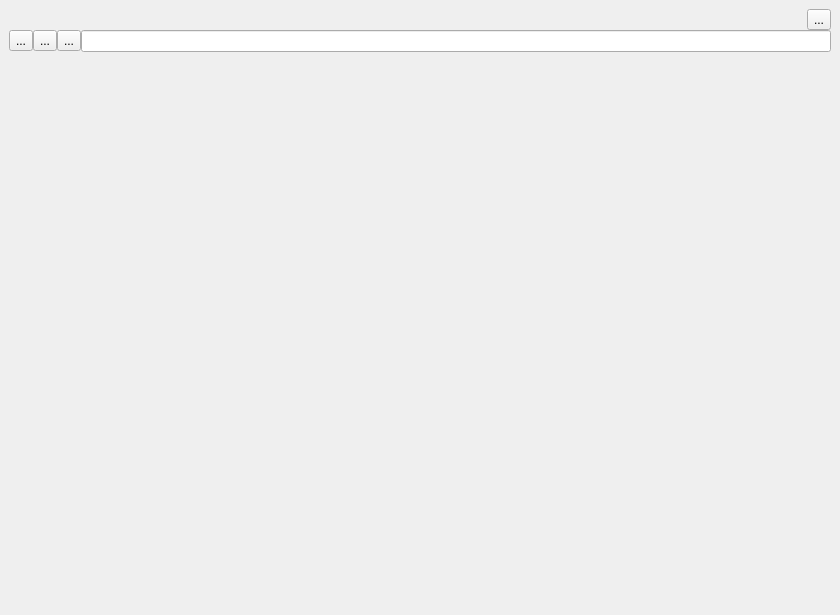
Above: browser/ui/main_window.ui from prasangeet/Sagittarius-Browser before the change. Below: the same form after it.
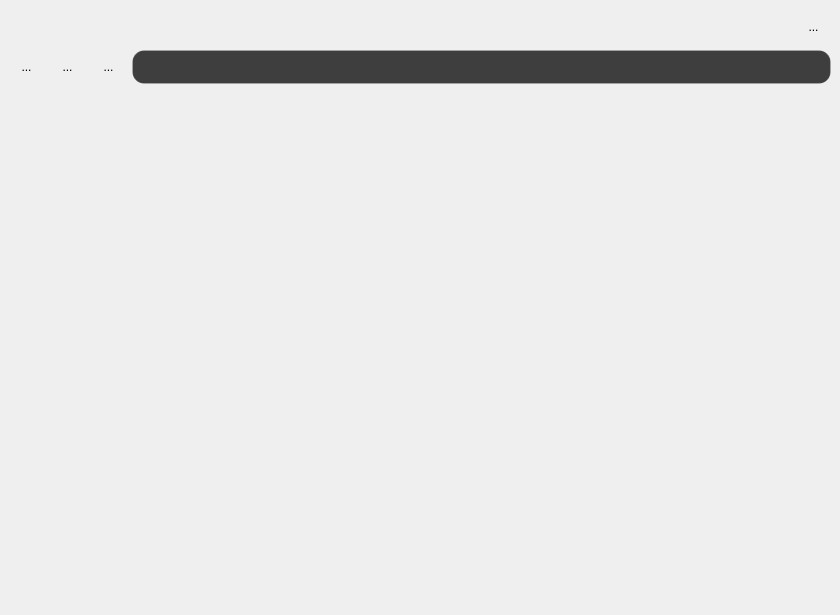
That is the form after the change. Icons and pictures are not drawn.

The edit to the form file:
```diff
--- a/browser/ui/main_window.ui
+++ b/browser/ui/main_window.ui
@@ -14,60 +14,44 @@
    <string>MainWindow</string>
   </property>
   <widget class="QWidget" name="centralwidget">
-   <layout class="QVBoxLayout" name="verticalLayout_3">
-    <property name="spacing">
-     <number>0</number>
-    </property>
-    <property name="leftMargin">
-     <number>0</number>
-    </property>
-    <property name="topMargin">
-     <number>0</number>
-    </property>
-    <property name="rightMargin">
-     <number>0</number>
-    </property>
-    <property name="bottomMargin">
-     <number>0</number>
-    </property>
+   <layout class="QVBoxLayout" name="verticalLayout_2">
     <item>
-     <layout class="QVBoxLayout" name="verticleLayout">
+     <layout class="QVBoxLayout" name="verticalLayout">
       <item>
-       <widget class="QWidget" name="topBarWidget" native="true">
-        <layout class="QVBoxLayout" name="verticalLayout_5">
+       <layout class="QHBoxLayout" name="horizontalLayout_2">
          <item>
-          <layout class="QVBoxLayout" name="verticalLayout_4">
-           <property name="spacing">
-            <number>0</number>
-           </property>
-           <item>
-            <widget class="QWidget" name="tabRowWidget" native="true">
-             <layout class="QHBoxLayout" name="horizontalLayout_4">
-              <property name="spacing">
-               <number>0</number>
-              </property>
-              <property name="leftMargin">
-               <number>0</number>
-              </property>
-              <property name="topMargin">
-               <number>0</number>
-              </property>
-              <property name="rightMargin">
-               <number>0</number>
-              </property>
-              <property name="bottomMargin">
-               <number>0</number>
-              </property>
-              <item>
-               <layout class="QHBoxLayout" name="tabRowLayout">
-                <property name="spacing">
-                 <number>0</number>
-                </property>
-                <item>
-                 <widget class="QTabBar" name="tabBar" native="true"/>
+         <widget class="QWidget" name="tabBar" native="true"/>
                 </item>
                 <item>
                  <widget class="QToolButton" name="newTabButton">
+          <property name="styleSheet">
+           <string notr="true">QToolButton {
+    border: none;
+    border-radius: 6px;
+
+    min-width: 32px;
+    min-height: 32px;
+
+    background-color: transparent;
+}
+
+/* Hover */
+QToolButton:hover {
+    background-color: rgb(45, 45, 45);
+}
+
+/* Pressed */
+QToolButton:pressed {
+    background-color: rgb(65, 65, 65);
+}
+
+/* Disabled */
+QToolButton:disabled {
+    background-color: transparent;
+    opacity: 0.4;
+}
+</string>
+          </property>
                   <property name="text">
                    <string>...</string>
                   </property>
@@ -79,31 +63,38 @@
                 </item>
                </layout>
               </item>
-             </layout>
-            </widget>
-           </item>
            <item>
-            <widget class="QWidget" name="toolBarWidget" native="true">
-             <layout class="QHBoxLayout" name="horizontalLayout_3">
-              <property name="spacing">
-               <number>0</number>
-              </property>
-              <property name="leftMargin">
-               <number>0</number>
-              </property>
-              <property name="topMargin">
-               <number>0</number>
-              </property>
-              <property name="rightMargin">
-               <number>0</number>
-              </property>
-              <property name="bottomMargin">
-               <number>0</number>
-              </property>
-              <item>
-               <layout class="QHBoxLayout" name="toolBarLayout">
+       <layout class="QHBoxLayout" name="horizontalLayout">
                 <item>
                  <widget class="QToolButton" name="backButton">
+          <property name="styleSheet">
+           <string notr="true">QToolButton {
+    border: none;
+    border-radius: 6px;
+
+    min-width: 32px;
+    min-height: 32px;
+
+    background-color: transparent;
+}
+
+/* Hover */
+QToolButton:hover {
+    background-color: rgb(45, 45, 45);
+}
+
+/* Pressed */
+QToolButton:pressed {
+    background-color: rgb(65, 65, 65);
+}
+
+/* Disabled */
+QToolButton:disabled {
+    background-color: transparent;
+    opacity: 0.4;
+}
+</string>
+          </property>
                   <property name="text">
                    <string>...</string>
                   </property>
@@ -115,6 +106,34 @@
                 </item>
                 <item>
                  <widget class="QToolButton" name="forwardButton">
+          <property name="styleSheet">
+           <string notr="true">QToolButton {
+    border: none;
+    border-radius: 6px;
+
+    min-width: 32px;
+    min-height: 32px;
+
+    background-color: transparent;
+}
+
+/* Hover */
+QToolButton:hover {
+    background-color: rgb(45, 45, 45);
+}
+
+/* Pressed */
+QToolButton:pressed {
+    background-color: rgb(65, 65, 65);
+}
+
+/* Disabled */
+QToolButton:disabled {
+    background-color: transparent;
+    opacity: 0.4;
+}
+</string>
+          </property>
                   <property name="text">
                    <string>...</string>
                   </property>
@@ -126,6 +145,34 @@
                 </item>
                 <item>
                  <widget class="QToolButton" name="reloadButton">
+          <property name="styleSheet">
+           <string notr="true">QToolButton {
+    border: none;
+    border-radius: 6px;
+
+    min-width: 32px;
+    min-height: 32px;
+
+    background-color: transparent;
+}
+
+/* Hover */
+QToolButton:hover {
+    background-color: rgb(45, 45, 45);
+}
+
+/* Pressed */
+QToolButton:pressed {
+    background-color: rgb(65, 65, 65);
+}
+
+/* Disabled */
+QToolButton:disabled {
+    background-color: transparent;
+    opacity: 0.4;
+}
+</string>
+          </property>
                   <property name="text">
                    <string>...</string>
                   </property>
@@ -136,40 +183,60 @@
                  </widget>
                 </item>
                 <item>
-                 <widget class="QLineEdit" name="addressBar"/>
-                </item>
-               </layout>
-              </item>
-             </layout>
+         <widget class="QLineEdit" name="addressBar">
+          <property name="styleSheet">
+           <string notr="true">QLineEdit {
+    background-color: rgba(30, 30, 30, 0.85);
+    color: #eaeaea;
+
+    border: 1px solid rgba(255, 255, 255, 0.12);
+    border-radius: 12px;
+
+    padding-left: 10px;
+    min-height: 32px;
+
+    selection-background-color: rgb(255, 157, 0);
+    selection-color: #000;
+}
+
+/* Hover */
+QLineEdit:hover {
+    border: 1px solid rgba(255, 157, 0, 0.6);
+}
+
+/* Focus (important) */
+QLineEdit:focus {
+    border: 1px solid rgb(255, 157, 0);
+    background-color: rgba(35, 35, 35, 0.95);
+}
+
+/* Disabled */
+QLineEdit:disabled {
+    color: rgba(255, 255, 255, 0.35);
+    background-color: rgba(30, 30, 30, 0.4);
+    border: 1px solid rgba(255, 255, 255, 0.08);
+}
+</string>
+          </property>
             </widget>
            </item>
           </layout>
          </item>
          <item>
-          <widget class="QStackedWidget" name="pages">
-           <property name="currentIndex">
-            <number>0</number>
-           </property>
-           <widget class="QWidget" name="page_3"/>
-           <widget class="QWidget" name="page_4"/>
+       <widget class="QWidget" name="viewContainer" native="true">
+        <property name="sizePolicy">
+         <sizepolicy hsizetype="Expanding" vsizetype="Expanding">
+          <horstretch>0</horstretch>
+          <verstretch>0</verstretch>
+         </sizepolicy>
+        </property>
           </widget>
          </item>
         </layout>
-       </widget>
-      </item>
-     </layout>
-    </item>
-   </layout>
+    </item>
+   </layout>
   </widget>
  </widget>
- <customwidgets>
-  <customwidget>
-   <class>QTabBar</class>
-   <extends>QWidget</extends>
-   <header>qtabbar.h</header>
-   <container>1</container>
-  </customwidget>
- </customwidgets>
  <resources>
   <include location="../resources/icons.qrc"/>
  </resources>
```
Lines whose indentation alone changed are shown as unchanged.
